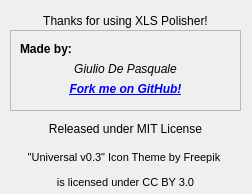
First picture: the form in ui/qt-about.ui, repository peperunas/XLS-Polisher, before the edit.
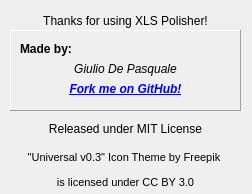
Second picture: the form after the edit.

Commit message: Fixed GUI and Qt triggered signal

The edit to the form file:
```diff
--- a/ui/qt-about.ui
+++ b/ui/qt-about.ui
@@ -51,7 +51,7 @@
     </rect>
    </property>
    <property name="frameShape">
-    <enum>QFrame::StyledPanel</enum>
+    <enum>QFrame::Panel</enum>
    </property>
    <property name="frameShadow">
     <enum>QFrame::Raised</enum>
```
The commit also changes 4 other files.
